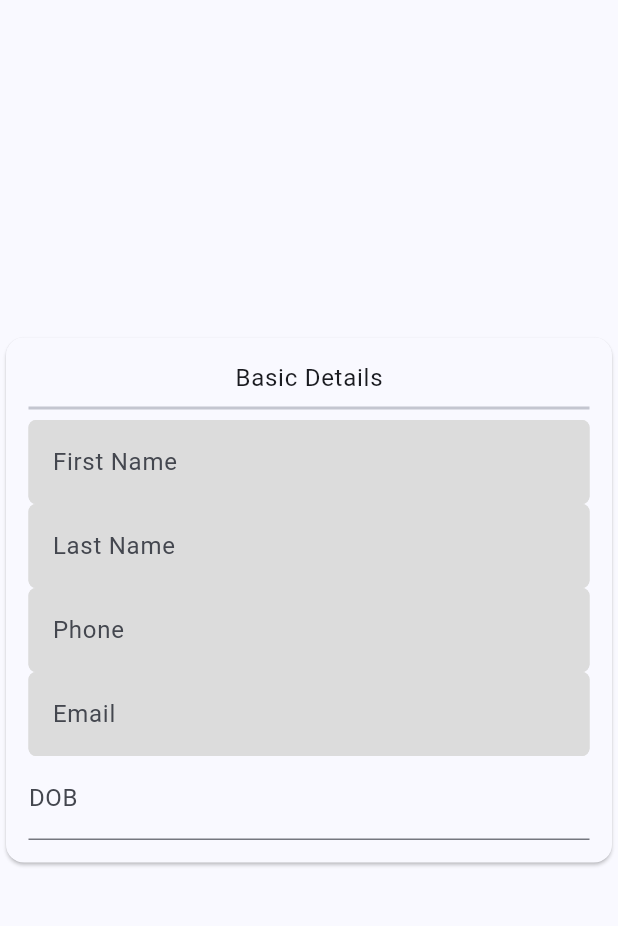
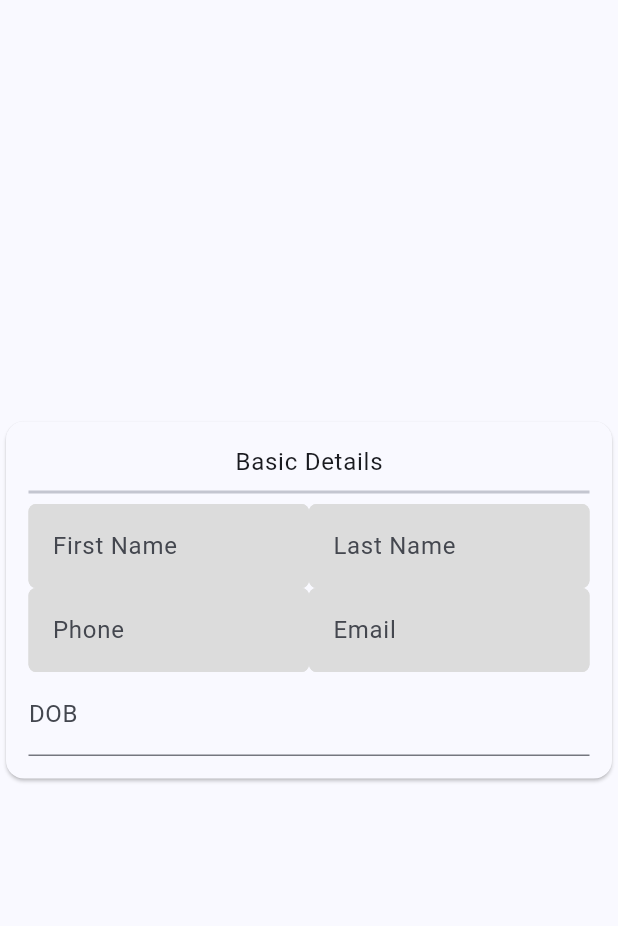
Before and after one commit to innkeeper-org/innkeeper-ui, a Flutter app: the screen it shows after launch, on a phone screen of 412 x 824 dp, the part 60-986 px from its top. Run offline on Flutter 3.47's test engine with Material 3 defaults, Android fonts, the phone set to English and light mode, and no system bars; drawn by our look-alikes of flutter_form_builder; our stand-ins replace dio, form_builder_validators; missing offline and left inert: dart:ffi, dart:js_interop, filter_list; statements that could not run were skipped.

Commit message:
update layout

```diff
--- a/lib/front_office/screens/create_reservation/widgets/guest_information.dart
+++ b/lib/front_office/screens/create_reservation/widgets/guest_information.dart
@@ -7,7 +7,8 @@ import 'package:frontend/util/colors.dart';
 class GuestRegistrationWidget extends StatefulWidget {
   final Function(Map<String, String>) onSubmit;
 
-  const GuestRegistrationWidget({Key? key, required this.onSubmit}) : super(key: key);
+  const GuestRegistrationWidget({Key? key, required this.onSubmit})
+      : super(key: key);
 
   @override
   _GuestRegistrationFormState createState() => _GuestRegistrationFormState();
@@ -19,8 +20,7 @@ class GuestBasicDetailsCard extends StatelessWidget {
   @override
   Widget build(BuildContext context) {
     ThemeData theme = Theme.of(context);
-    return
-      Card(
+    return Card(
         color: theme.cardColor,
         elevation: 1,
         child: Container(
@@ -31,20 +31,43 @@ class GuestBasicDetailsCard extends StatelessWidget {
               children: [
                 Text("Basic Details", style: theme.textTheme.bodyLarge),
                 const Divider(thickness: 2),
-                  CustomFormTextField(name: "First Name", validators:  [FormBuilderValidators.required()]),
-                  CustomFormTextField(name: "Last Name", validators: [FormBuilderValidators.required()]),
-                  CustomFormTextField(name: "Phone", validators: [FormBuilderValidators.required(),
-                    FormBuilderValidators.phoneNumber()]),
-                  CustomFormTextField(name: "Email", validators: [FormBuilderValidators.required(),
-                    FormBuilderValidators.email()]),
-                  FormBuilderDateTimePicker(name: "DOB",
+                Row(
+                  children: [
+                    Expanded(
+                        child: CustomFormTextField(
+                            name: "First Name",
+                            validators: [FormBuilderValidators.required()])),
+                    Expanded(
+                        child: CustomFormTextField(
+                            name: "Last Name",
+                            validators: [FormBuilderValidators.required()])),
+                  ],
+                ),
+                Row(
+                  children: [
+                    Expanded(
+                      child: CustomFormTextField(name: "Phone", validators: [
+                        FormBuilderValidators.required(),
+                        FormBuilderValidators.phoneNumber()
+                      ]),
+                    ),
+                    Expanded(
+                      child: CustomFormTextField(name: "Email", validators: [
+                        FormBuilderValidators.required(),
+                        FormBuilderValidators.email()
+                      ]),
+                    ),
+                  ],
+                ),
+                FormBuilderDateTimePicker(
+                  name: "DOB",
                   decoration: const InputDecoration(labelText: "DOB"),
                   inputType: InputType.date,
-                    initialEntryMode: DatePickerEntryMode.calendarOnly,)]
-            ),
+                  initialEntryMode: DatePickerEntryMode.calendarOnly,
+                )
+              ]),
         ));
   }
-
 }
 
 // class GuestCompanyDetailsCard extends StatelessWidget {
@@ -91,14 +114,11 @@ class _GuestRegistrationFormState extends State<GuestRegistrationWidget> {
 
   @override
   Widget build(BuildContext context) {
-    return  FormBuilder(
+    return FormBuilder(
         key: _formKey,
         child: const Wrap(
             alignment: WrapAlignment.spaceBetween,
             runAlignment: WrapAlignment.spaceBetween,
-            children: [
-            GuestBasicDetailsCard()
-            ])
-    );
+            children: [GuestBasicDetailsCard()]));
   }
 }
--- a/lib/home.dart
+++ b/lib/home.dart
@@ -1,7 +1,8 @@
 import 'package:flutter/cupertino.dart';
 import 'package:flutter/material.dart';
-import 'package:frontend/front_office/screens/create_reservation/main.dart';
+import 'package:frontend/front_office/screens/create_reservation/CreateReservation.dart';
 import 'package:frontend/front_office/screens/front_office_home.dart';
+
 class Home extends StatefulWidget {
   const Home({super.key});
 
```
Also changed, not shown: lib/front_office/screens/create_reservation/CreateReservation.dart (renamed from lib/front_office/screens/create_reservation/main.dart). Lines whose indentation alone changed are shown as unchanged.
